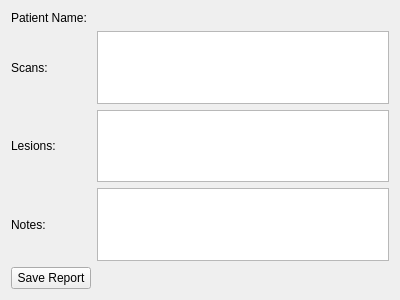
Before: the Qt Designer form ProstateReporting/Resources/UI/Report.ui in nicoleaucoin/PI-RADS, drawn with Qt 5.
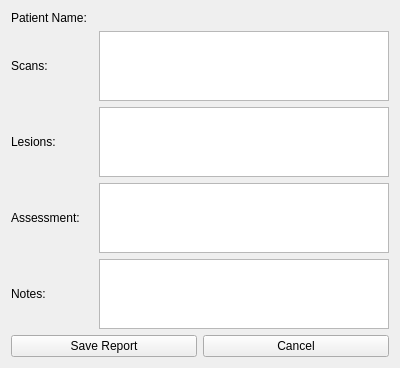
After: the same form once the commit is applied.

Commit message:
ENH: clean up gui, fill in report
Clean up volume selectors.
Use the simple fiducials widget to show lesions.
Add more information.
Fill in the report form, add a cancel button.

```diff
--- a/ProstateReporting/Resources/UI/Report.ui
+++ b/ProstateReporting/Resources/UI/Report.ui
@@ -7,17 +7,17 @@
     <x>0</x>
     <y>0</y>
     <width>400</width>
-    <height>300</height>
+    <height>368</height>
    </rect>
   </property>
   <property name="windowTitle">
    <string>Form</string>
   </property>
   <layout class="QGridLayout" name="gridLayout">
-   <item row="1" column="1">
-    <widget class="QLabel" name="scansLabel">
+   <item row="0" column="3">
+    <widget class="QLabel" name="patientNameLabel">
      <property name="text">
-      <string>Scans:</string>
+      <string/>
      </property>
     </widget>
    </item>
@@ -38,27 +38,10 @@
      </property>
     </widget>
    </item>
-   <item row="0" column="3">
-    <widget class="QLabel" name="patientNameLabel">
+   <item row="1" column="1">
+    <widget class="QLabel" name="scansLabel">
      <property name="text">
-      <string/>
-     </property>
-    </widget>
-   </item>
-   <item row="3" column="1">
-    <widget class="QLabel" name="notesLabel">
-     <property name="text">
-      <string>Notes:</string>
-     </property>
-    </widget>
-   </item>
-   <item row="3" column="3">
-    <widget class="QPlainTextEdit" name="patientNotesTextEdit"/>
-   </item>
-   <item row="2" column="3">
-    <widget class="QPlainTextEdit" name="patientLesionsTextEdit">
-     <property name="textInteractionFlags">
-      <set>Qt::TextSelectableByKeyboard|Qt::TextSelectableByMouse</set>
+      <string>Scans:</string>
      </property>
     </widget>
    </item>
@@ -69,13 +52,55 @@
      </property>
     </widget>
    </item>
+   <item row="2" column="3">
+    <widget class="QPlainTextEdit" name="patientLesionsTextEdit">
+     <property name="textInteractionFlags">
+      <set>Qt::TextSelectableByKeyboard|Qt::TextSelectableByMouse</set>
+     </property>
+    </widget>
+   </item>
+   <item row="4" column="3">
+    <widget class="QPlainTextEdit" name="patientNotesTextEdit"/>
+   </item>
    <item row="4" column="1">
-    <widget class="QPushButton" name="savePushButton">
+    <widget class="QLabel" name="notesLabel">
      <property name="text">
-      <string>Save Report</string>
+      <string>Notes:</string>
      </property>
     </widget>
    </item>
+   <item row="3" column="1">
+    <widget class="QLabel" name="assessmentLabel">
+     <property name="text">
+      <string>Assessment:</string>
+     </property>
+    </widget>
+   </item>
+   <item row="3" column="3">
+    <widget class="QPlainTextEdit" name="patientAssessmentTextEdit">
+     <property name="readOnly">
+      <bool>true</bool>
+     </property>
+    </widget>
+   </item>
+   <item row="7" column="1" colspan="3">
+    <layout class="QGridLayout" name="buttonLayout">
+     <item row="0" column="0">
+      <widget class="QPushButton" name="savePushButton">
+       <property name="text">
+        <string>Save Report</string>
+       </property>
+      </widget>
+     </item>
+     <item row="0" column="1">
+      <widget class="QPushButton" name="cancelPushButton">
+       <property name="text">
+        <string>Cancel</string>
+       </property>
+      </widget>
+     </item>
+    </layout>
+   </item>
   </layout>
  </widget>
  <resources/>
```
The commit also changes 2 other files.
